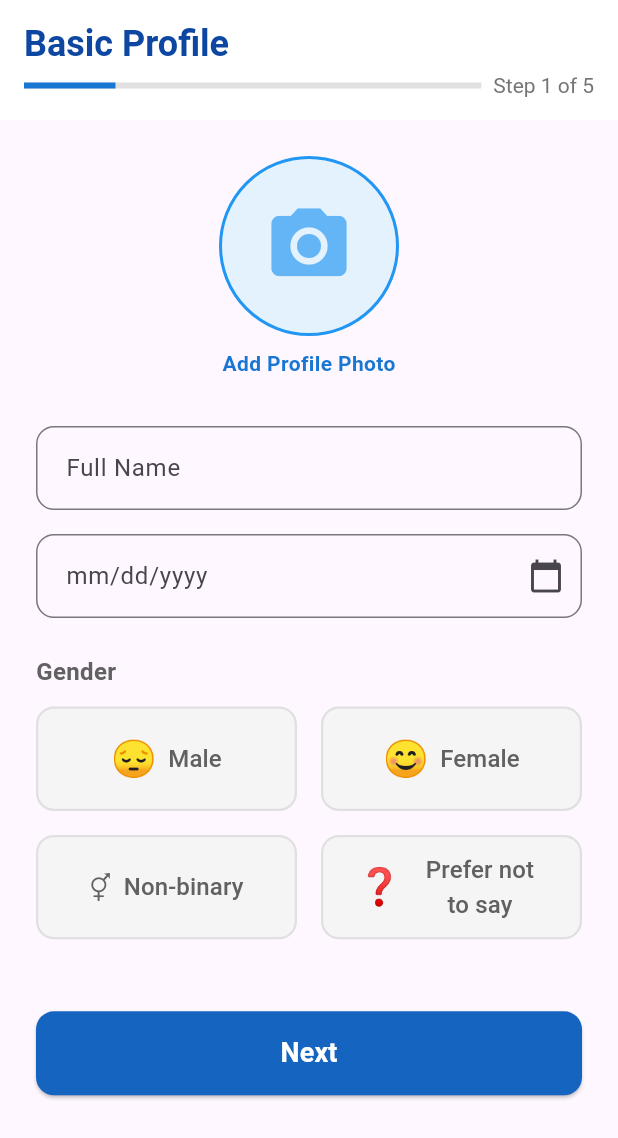
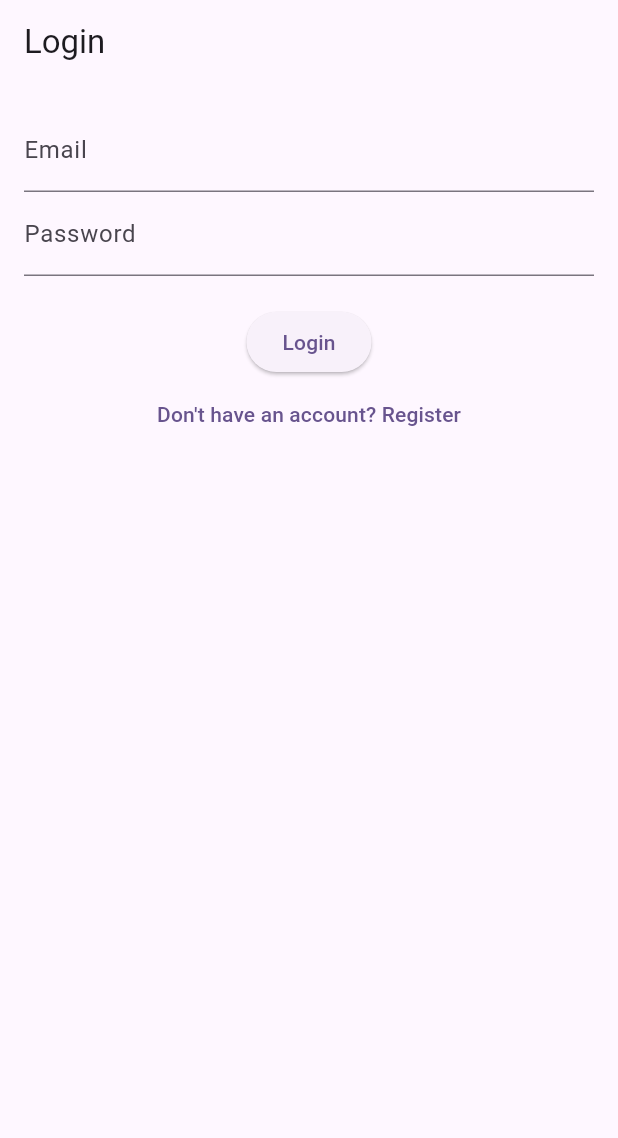
Before and after one commit to Thanaphum-6510110194/G6-Health-Tracking, a Flutter app: the screen it shows after launch, on a phone screen of 412 x 824 dp. Shown: the top 1138 px of the screen. Run offline on Flutter 3.47's test engine with Material 3 defaults, Android fonts, the light colour scheme and no system bars; our stand-ins replace firebase_auth, firebase_core; accounts and stored records are empty.

Commit message:
link firebase and login,register

```diff
--- a/analysis_options.yaml
+++ b/analysis_options.yaml
@@ -8,6 +8,7 @@
 # The following line activates a set of recommended lints for Flutter apps,
 # packages, and plugins designed to encourage good coding practices.
 include: package:flutter_lints/flutter.yaml
+
 
 linter:
   # The lint rules applied to this project can be customized in the
--- /dev/null
+++ b/lib/screens/login_screen.dart
@@ -0,0 +1,70 @@
+import 'package:flutter/material.dart';
+import 'package:health_tracking/services/auth_service.dart';
+import 'register_screen.dart';
+import 'home_screen.dart'; // ต้องสร้างไฟล์นี้เพิ่มภายหลัง
+
+class LoginScreen extends StatefulWidget {
+  const LoginScreen({super.key});
+
+  @override
+  State<LoginScreen> createState() => _LoginScreenState();
+}
+
+class _LoginScreenState extends State<LoginScreen> {
+  final _emailController = TextEditingController();
+  final _passwordController = TextEditingController();
+  final AuthService _authService = AuthService();
+
+  void _login() async {
+    final user = await _authService.login(
+      _emailController.text.trim(),
+      _passwordController.text.trim(),
+    );
+
+    if (user != null) {
+      Navigator.pushReplacement(
+        context,
+        MaterialPageRoute(builder: (context) => const HomeScreen()),
+      );
+    } else {
+      ScaffoldMessenger.of(context).showSnackBar(
+        const SnackBar(content: Text("Login failed")),
+      );
+    }
+  }
+
+  @override
+  Widget build(BuildContext context) {
+    return Scaffold(
+      appBar: AppBar(title: const Text("Login")),
+      body: Padding(
+        padding: const EdgeInsets.all(16.0),
+        child: Column(
+          children: [
+            TextField(
+              controller: _emailController,
+              decoration: const InputDecoration(labelText: "Email"),
+            ),
+            TextField(
+              controller: _passwordController,
+              obscureText: true,
+              decoration: const InputDecoration(labelText: "Password"),
+            ),
+            const SizedBox(height: 20),
+            ElevatedButton(
+              onPressed: _login,
+              child: const Text("Login"),
+            ),
+            TextButton(
+              onPressed: () {
+                Navigator.push(context,
+                    MaterialPageRoute(builder: (_) => const RegisterScreen()));
+              },
+              child: const Text("Don't have an account? Register"),
+            )
+          ],
+        ),
+      ),
+    );
+  }
+}
--- /dev/null
+++ b/lib/services/auth_service.dart
@@ -0,0 +1,31 @@
+import 'package:firebase_auth/firebase_auth.dart';
+
+class AuthService {
+  final FirebaseAuth _auth = FirebaseAuth.instance;
+
+  Future<User?> register(String email, String password) async {
+    try {
+      final result = await _auth.createUserWithEmailAndPassword(
+          email: email, password: password);
+      return result.user;
+    } catch (e) {
+      print("Register Error: $e");
+      return null;
+    }
+  }
+
+  Future<User?> login(String email, String password) async {
+    try {
+      final result = await _auth.signInWithEmailAndPassword(
+          email: email, password: password);
+      return result.user;
+    } catch (e) {
+      print("Login Error: $e");
+      return null;
+    }
+  }
+
+  Future<void> logout() async {
+    await _auth.signOut();
+  }
+}
--- a/pubspec.yaml
+++ b/pubspec.yaml
@@ -31,6 +31,8 @@ dependencies:
   flutter:
     sdk: flutter
   intl: ^0.19.0
+  firebase_core: ^2.24.2
+  firebase_auth: ^4.17.8
 
   # The following adds the Cupertino Icons font to your application.
   # Use with the CupertinoIcons class for iOS style icons.
```
Also changed, not shown: lib/main.dart (+12 -91 lines), lib/screens/home_screen.dart (added, +20 -0 lines), lib/screens/register_screen.dart (added, +62 -0 lines), firebase.json (added), lib/firebase_options.dart (added), pubspec.lock, 6 other files.
